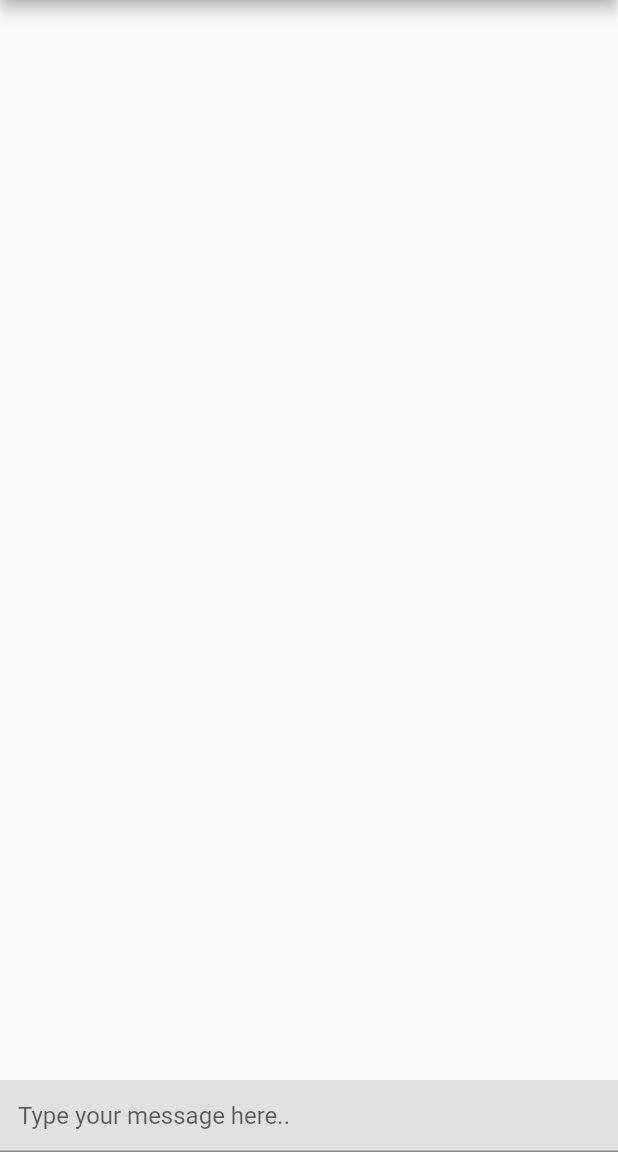
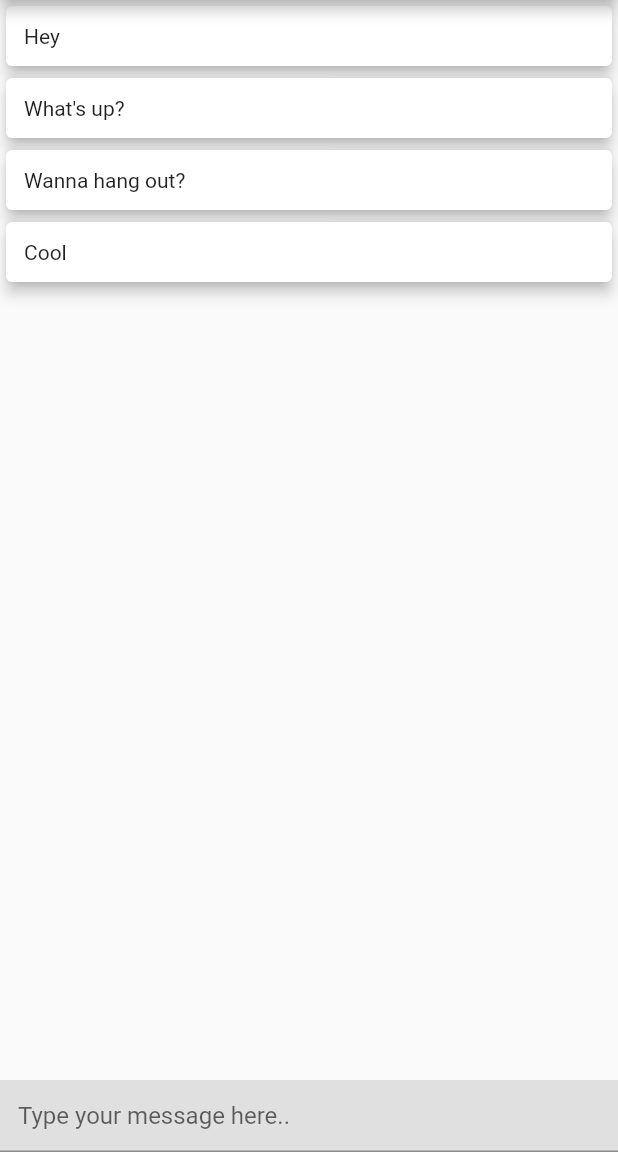
Before and after one commit to milkyascodes/flutter_chat_ui, a Flutter app: the screen it shows after launch, on a phone screen of 412 x 824 dp, the part 84-1236 px from its top. Run offline on Flutter 3.47's test engine with Material 2 defaults, Android fonts, the light colour scheme and no system bars; drawn by our look-alikes of grouped_list.

Commit message:
added the messages to the ui

```diff
--- a/lib/chat_screen.dart
+++ b/lib/chat_screen.dart
@@ -15,9 +15,11 @@ class ChatScreen extends StatefulWidget {
 
 class _ChatScreenState extends State<ChatScreen> {
   var messages = [
-    Message('text', DateTime.now().subtract(Duration(minutes: 1)), false),
-    Message('text', DateTime.now().subtract(Duration(minutes: 1)), true),
-    Message('text', DateTime.now().subtract(Duration(minutes: 1)), false),
+    Message('Cool', DateTime.now().subtract(Duration(minutes: 1)), true),
+    Message('Wanna hang out?', DateTime.now().subtract(Duration(minutes: 1)),
+        false),
+    Message('What\'s up?', DateTime.now().subtract(Duration(minutes: 1)), true),
+    Message('Hey', DateTime.now().subtract(Duration(minutes: 1)), false),
   ].reversed.toList();
   @override
   Widget build(BuildContext context) {
@@ -32,7 +34,13 @@ class _ChatScreenState extends State<ChatScreen> {
               elements: messages,
               groupBy: (message) => DateTime(2022),
               groupHeaderBuilder: (Message message) => SizedBox(),
-              itemBuilder: (context, Message message) => Container(),
+              itemBuilder: (context, Message message) => Card(
+                elevation: 4,
+                child: Padding(
+                  padding: EdgeInsets.all(12),
+                  child: Text(message.text),
+                ),
+              ),
             ),
           ),
           Container(
```
